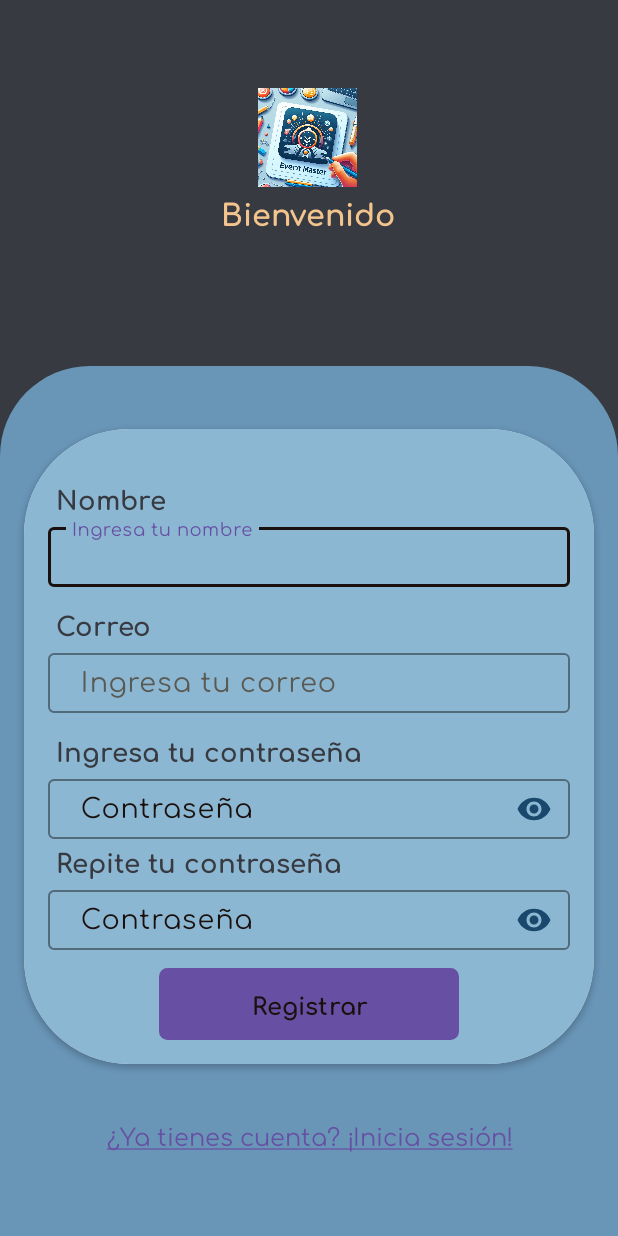
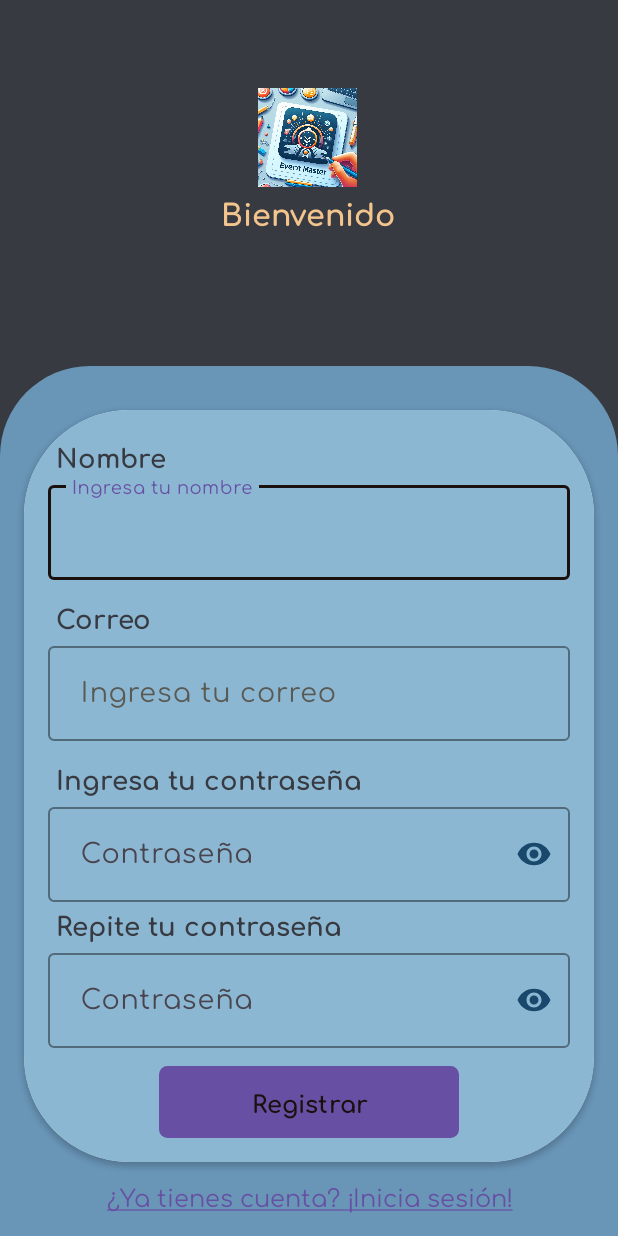
Before and after one commit to alexus21/EventMaster, an Android app: the SignupActivity screen opened directly, with no data from a screen before it, on a phone screen of 412 x 824 dp. Run offline under Robolectric (Android 15) with nearby library versions, the phone set to English and light mode, and no system bars; our stand-ins replace Firebase (no records; nobody signed in at launch, a user with empty details on screens opened directly).

Commit message:
Tamaño de los inputs

```diff
--- a/app/src/main/java/ues/pdm24/eventmaster/activities/LoginActivity.java
+++ b/app/src/main/java/ues/pdm24/eventmaster/activities/LoginActivity.java
@@ -159,6 +159,7 @@ public class LoginActivity extends AppCompatActivity {
                 editor.putString("username", username);
                 editor.apply();
                 iniciarListaDestinosActivity();
+                finish();
             } else {
                 mostrarMensajeError("Error al obtener el ID de Firebase");
             }
--- a/app/src/main/java/ues/pdm24/eventmaster/activities/SignupActivity.java
+++ b/app/src/main/java/ues/pdm24/eventmaster/activities/SignupActivity.java
@@ -175,6 +175,7 @@ public class SignupActivity extends AppCompatActivity {
         editor.putString("userFirebaseId", id);
         editor.putString("username", username);
         editor.apply();
+        finish();
     }
 
     void createSpannableString(TextView item) {
--- a/app/src/main/res/layout/activity_signup.xml
+++ b/app/src/main/res/layout/activity_signup.xml
@@ -73,10 +73,6 @@
                 android:orientation="vertical"
                 android:padding="16dp">
 
-                <Space
-                    android:layout_width="349dp"
-                    android:layout_height="15dp" />
-
                 <TextView
                     android:id="@+id/lblname_rgt"
                     android:layout_width="match_parent"
@@ -98,7 +94,7 @@
                     <com.google.android.material.textfield.TextInputEditText
                         android:id="@+id/txtNameRegistered"
                         android:layout_width="match_parent"
-                        android:layout_height="40dp"
+                        android:layout_height="match_parent"
                         android:ems="10"
                         android:fontFamily="@font/comfortaa_regular"
                         android:hint="Ingresa tu nombre"
@@ -133,7 +129,7 @@
                     <com.google.android.material.textfield.TextInputEditText
                         android:id="@+id/txtCorreoRegister"
                         android:layout_width="match_parent"
-                        android:layout_height="40dp"
+                        android:layout_height="match_parent"
                         android:ems="10"
                         android:fontFamily="@font/comfortaa_regular"
                         android:hint=" Ingresa tu correo"
@@ -163,7 +159,6 @@
                     android:layout_width="match_parent"
                     android:layout_height="wrap_content"
                     android:textColor="@color/black"
-                    android:textColorHint="@color/black"
                     app:boxStrokeColor="@color/black"
                     app:passwordToggleEnabled="true"
                     app:passwordToggleTint="@color/blue_rackley">
@@ -171,12 +166,12 @@
                     <com.google.android.material.textfield.TextInputEditText
                         android:id="@+id/txtPasswordRegister"
                         android:layout_width="match_parent"
-                        android:layout_height="40dp"
+                        android:layout_height="match_parent"
                         android:fontFamily="@font/comfortaa_regular"
                         android:hint=" Contraseña"
                         android:inputType="textPassword"
                         android:textColor="@color/black"
-                        android:textColorHint="@color/grey"
+                        android:textColorHint="@color/black"
                         android:textSize="18sp"
                         app:passwordToggleEnabled="true" />
 
@@ -197,7 +192,6 @@
                     android:layout_width="match_parent"
                     android:layout_height="wrap_content"
                     android:textColor="@color/black"
-                    android:textColorHint="@color/black"
                     app:boxStrokeColor="@color/black"
                     app:passwordToggleEnabled="true"
                     app:passwordToggleTint="@color/blue_rackley">
@@ -205,12 +199,12 @@
                     <com.google.android.material.textfield.TextInputEditText
                         android:id="@+id/txtRetypePasswordRegister"
                         android:layout_width="match_parent"
-                        android:layout_height="40dp"
+                        android:layout_height="match_parent"
                         android:fontFamily="@font/comfortaa_regular"
                         android:hint=" Contraseña"
                         android:inputType="textPassword"
                         android:textColor="@color/black"
-                        android:textColorHint="@color/grey"
+                        android:textColorHint="@color/black"
                         android:textSize="18sp"
                         app:passwordToggleEnabled="true" />
                 </com.google.android.material.textfield.TextInputLayout>
```
